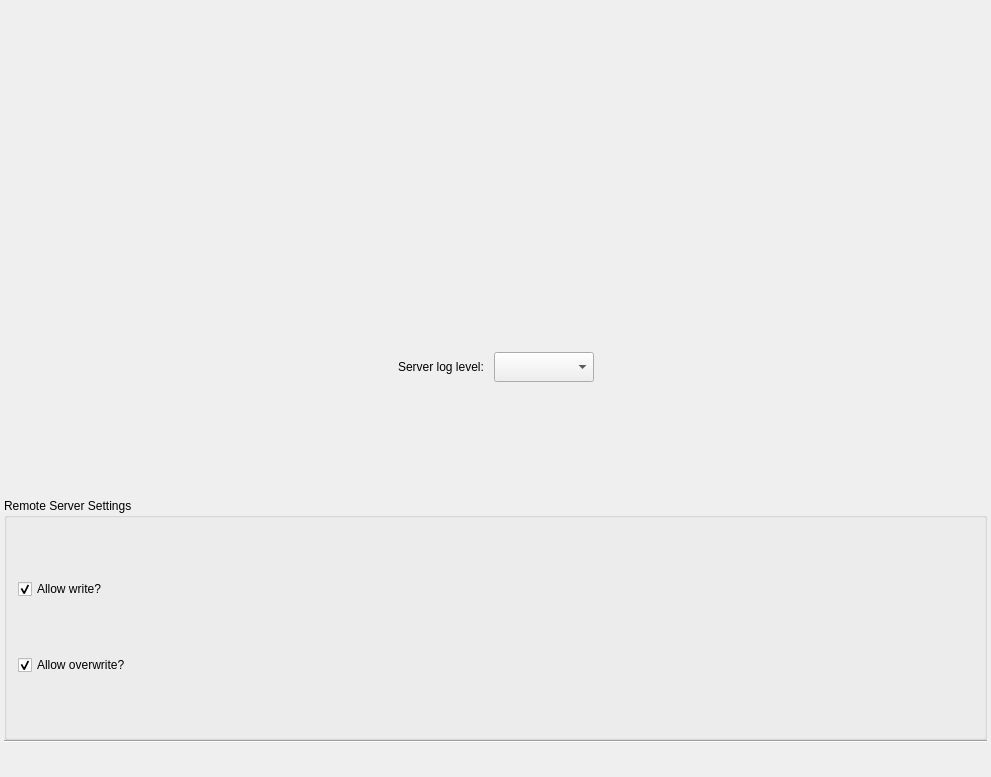
Old version of the form PlusServerLauncher/PlusServerLauncherMainWindow.ui in the repository PlusToolkit/PlusApp.
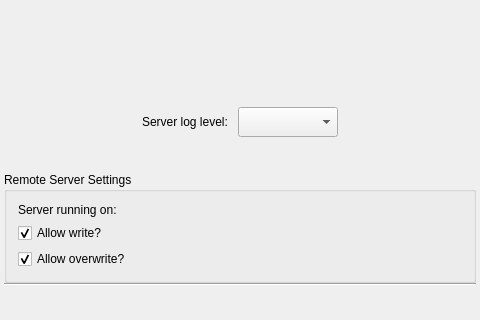
New version of the form. Icons and pictures are not drawn.

Commit message:
Adding periodic process calling of remote server
Adding UI and code elements to define permissions

Patch:
```diff
--- a/PlusServerLauncher/PlusServerLauncherMainWindow.ui
+++ b/PlusServerLauncher/PlusServerLauncherMainWindow.ui
@@ -2,14 +2,6 @@
 <ui version="4.0">
  <class>PlusServerLauncherMainWindow</class>
  <widget class="QMainWindow" name="PlusServerLauncherMainWindow">
-  <property name="geometry">
-   <rect>
-    <x>0</x>
-    <y>0</y>
-    <width>991</width>
-    <height>777</height>
-   </rect>
-  </property>
   <property name="minimumSize">
    <size>
     <width>480</width>
@@ -144,17 +136,7 @@
        <string>Remote Server Settings</string>
       </property>
       <layout class="QGridLayout" name="gridLayout">
-       <item row="0" column="0">
-        <widget class="QCheckBox" name="checkBox_writePermission">
-         <property name="text">
-          <string>Allow write?</string>
-         </property>
-         <property name="checked">
-          <bool>true</bool>
-         </property>
-        </widget>
-       </item>
-       <item row="1" column="0">
+       <item row="2" column="0">
         <widget class="QCheckBox" name="checkBox_overwritePermission">
          <property name="text">
           <string>Allow overwrite?</string>
@@ -164,6 +146,33 @@
          </property>
         </widget>
        </item>
+       <item row="1" column="0">
+        <widget class="QCheckBox" name="checkBox_writePermission">
+         <property name="text">
+          <string>Allow write?</string>
+         </property>
+         <property name="checked">
+          <bool>true</bool>
+         </property>
+        </widget>
+       </item>
+       <item row="0" column="0">
+        <widget class="QLabel" name="label_networkDetailsCaption">
+         <property name="text">
+          <string>Server running on:</string>
+         </property>
+        </widget>
+       </item>
+       <item row="0" column="1">
+        <widget class="QLabel" name="label_networkDetails">
+         <property name="text">
+          <string/>
+         </property>
+         <property name="alignment">
+          <set>Qt::AlignRight|Qt::AlignTrailing|Qt::AlignVCenter</set>
+         </property>
+        </widget>
+       </item>
       </layout>
      </widget>
     </item>
```
The commit also changes 2 other files.
